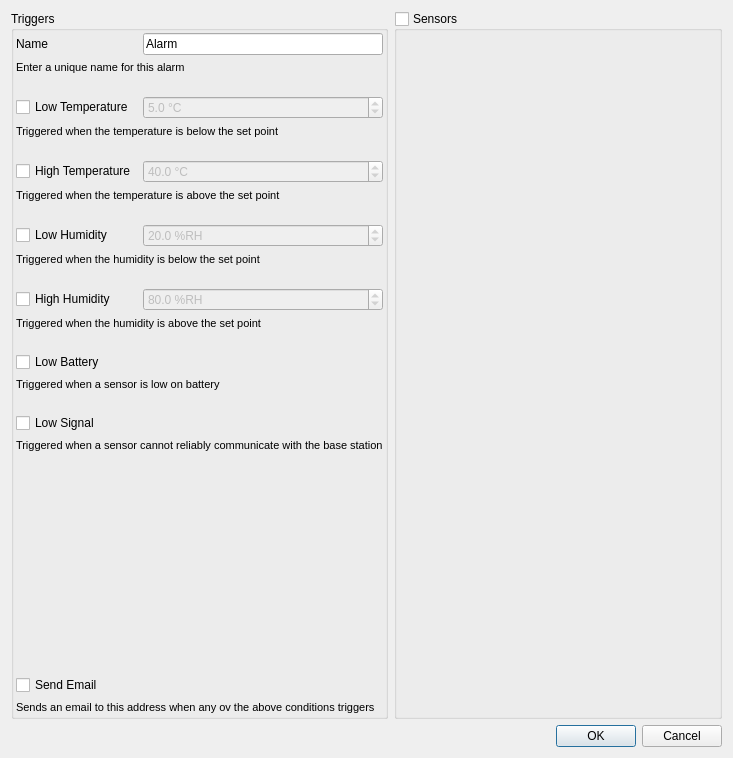
Above: manager/src/ConfigureAlarmDialog.ui from porkmarks/sense before the change. Below: the same form after it.
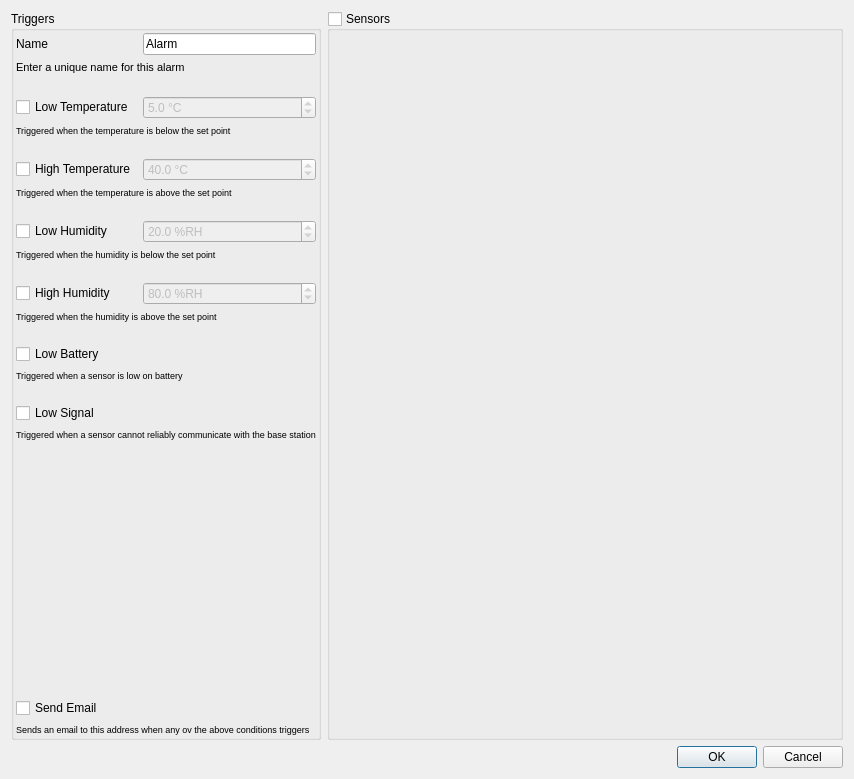
That is the form after the change. Icons and pictures are not drawn. Custom widgets are drawn as their Qt base class.

```diff
--- a/manager/src/ConfigureAlarmDialog.ui
+++ b/manager/src/ConfigureAlarmDialog.ui
@@ -6,8 +6,8 @@
    <rect>
     <x>0</x>
     <y>0</y>
-    <width>733</width>
-    <height>758</height>
+    <width>854</width>
+    <height>779</height>
    </rect>
   </property>
   <property name="windowTitle">
@@ -68,7 +68,7 @@
           <widget class="QLabel" name="label_7">
            <property name="font">
             <font>
-             <pointsize>8</pointsize>
+             <pointsize>7</pointsize>
             </font>
            </property>
            <property name="text">
@@ -162,7 +162,7 @@
           <widget class="QLabel" name="label_3">
            <property name="font">
             <font>
-             <pointsize>8</pointsize>
+             <pointsize>7</pointsize>
             </font>
            </property>
            <property name="text">
@@ -201,7 +201,7 @@
           <widget class="QLabel" name="label_9">
            <property name="font">
             <font>
-             <pointsize>8</pointsize>
+             <pointsize>7</pointsize>
             </font>
            </property>
            <property name="text">
@@ -273,7 +273,7 @@
           <widget class="QLabel" name="label_4">
            <property name="font">
             <font>
-             <pointsize>8</pointsize>
+             <pointsize>7</pointsize>
             </font>
            </property>
            <property name="text">
@@ -292,7 +292,7 @@
           <widget class="QLabel" name="label_6">
            <property name="font">
             <font>
-             <pointsize>8</pointsize>
+             <pointsize>7</pointsize>
             </font>
            </property>
            <property name="text">
@@ -315,7 +315,7 @@
           <widget class="QLabel" name="label_2">
            <property name="font">
             <font>
-             <pointsize>8</pointsize>
+             <pointsize>7</pointsize>
             </font>
            </property>
            <property name="text">
@@ -327,7 +327,7 @@
           <widget class="QLabel" name="label_5">
            <property name="font">
             <font>
-             <pointsize>8</pointsize>
+             <pointsize>7</pointsize>
             </font>
            </property>
            <property name="text">
```
